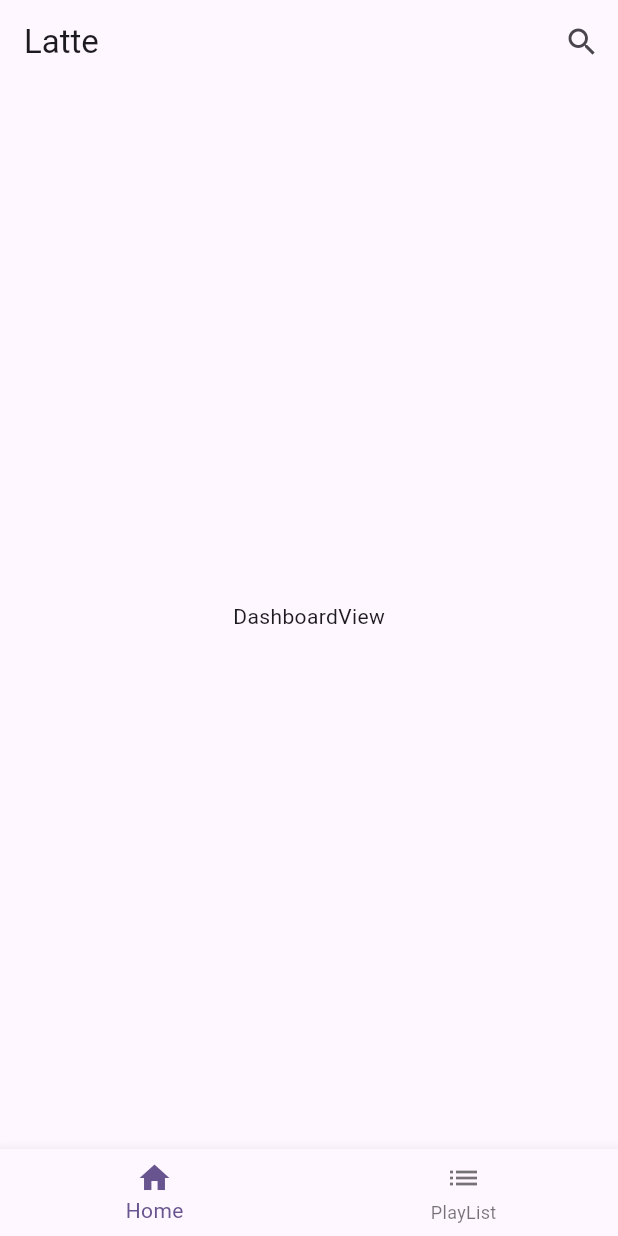
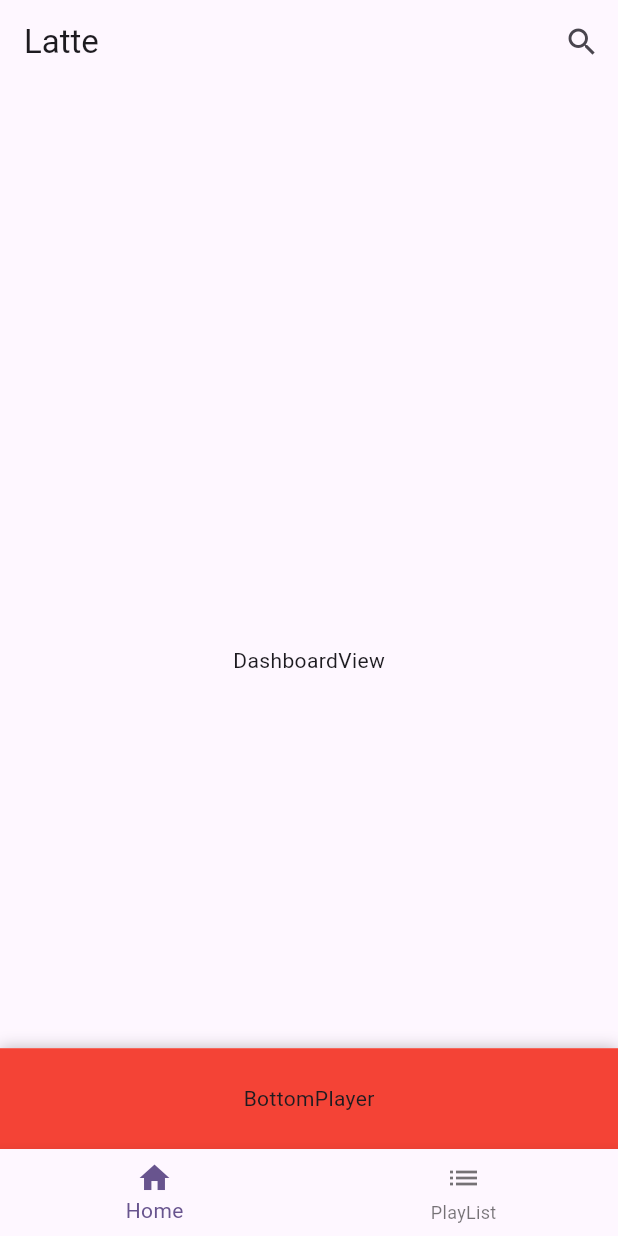
Before and after one commit to dev-hann/latte, a Flutter app: the screen it shows after launch, on a phone screen of 412 x 824 dp. Run offline on Flutter 3.47's test engine with Material 3 defaults, Android fonts, the phone set to English and light mode, and no system bars; drawn by our look-alikes of sliding_up_panel; our stand-ins replace bloc, equatable, flutter_bloc, just_audio, just_audio_background, rxdart; missing offline and left inert: youtube_explode_dart.

Commit message:
:art: Feat: player panel & player view

```diff
--- a/lib/main.dart
+++ b/lib/main.dart
@@ -4,7 +4,7 @@ import 'package:latte/view/home_view/bloc/home_bloc.dart';
 import 'package:latte/view/home_view/home_view.dart';
 import 'package:latte/view/play_list_view/bloc/play_list_bloc.dart';
 import 'package:latte/view/search_view/bloc/search_bloc.dart';
-import 'package:latte/view/song_view/bloc/song_bloc.dart';
+import 'package:latte/view/player_view/bloc/music_player_bloc.dart';
 
 void main() async {
   runApp(const MyApp());
@@ -30,7 +30,7 @@ class MyApp extends StatelessWidget {
       home: MultiBlocProvider(
         providers: [
           BlocProvider(
-            create: (_) => SongBloc(),
+            create: (_) => MusicPlayerBloc(),
           ),
           BlocProvider(
             create: (_) => PlayListBloc(),
--- a/lib/view/home_view/home_view.dart
+++ b/lib/view/home_view/home_view.dart
@@ -4,10 +4,9 @@ import 'package:latte/enum/page_type.dart';
 import 'package:latte/view/dashboard_view/dashboard_view.dart';
 import 'package:latte/view/home_view/bloc/home_bloc.dart';
 import 'package:latte/view/play_list_view/play_list_view.dart';
-import 'package:latte/view/search_view/bloc/search_bloc.dart';
+import 'package:latte/view/player_view/player_panel_builder.dart';
 import 'package:latte/view/search_view/search_view.dart';
-import 'package:latte/view/song_view/bloc/song_bloc.dart';
-import 'package:latte/view/song_view/bottom_player_view.dart';
+import 'package:latte/view/player_view/bloc/music_player_bloc.dart';
 
 class HomeView extends StatefulWidget {
   const HomeView({super.key});
@@ -20,7 +19,8 @@ class _HomeViewState extends State<HomeView> {
   @override
   void initState() {
     super.initState();
-    BlocProvider.of<SongBloc>(context, listen: false).add(SongInited());
+    BlocProvider.of<MusicPlayerBloc>(context, listen: false)
+        .add(MusicPlayerInited());
   }
 
   @override
@@ -30,6 +30,7 @@ class _HomeViewState extends State<HomeView> {
         final bloc = BlocProvider.of<HomeBloc>(context);
         final pageController = state.pageController;
         return Scaffold(
+          body: PlayerPanelBuilder(
             body: Builder(
               builder: (context) {
                 final pageType = state.pageType;
@@ -63,7 +64,8 @@ class _HomeViewState extends State<HomeView> {
                 );
               },
             ),
-          bottomSheet: const BottomPlayerView(),
+          ),
+          // bottomSheet: const BottomPlayerView(),
           bottomNavigationBar: BottomNavigationBar(
             currentIndex: state.bottomIndex,
             onTap: (index) {
--- a/lib/view/play_list_view/play_list_view.dart
+++ b/lib/view/play_list_view/play_list_view.dart
@@ -1,7 +1,7 @@
 import 'package:flutter/material.dart';
 import 'package:flutter_bloc/flutter_bloc.dart';
 import 'package:latte/view/play_list_view/bloc/play_list_bloc.dart';
-import 'package:latte/view/song_view/bloc/song_bloc.dart';
+import 'package:latte/view/player_view/bloc/music_player_bloc.dart';
 
 class PlayListView extends StatelessWidget {
   const PlayListView({super.key});
@@ -12,7 +12,7 @@ class PlayListView extends StatelessWidget {
       builder: (context, state) {
         final playList = state.playList;
         final songList = playList.songList;
-        final songBloc = BlocProvider.of<SongBloc>(context);
+        final songBloc = BlocProvider.of<MusicPlayerBloc>(context);
         return ListView.builder(
           padding: const EdgeInsets.symmetric(
             horizontal: 16.0,
@@ -23,7 +23,7 @@ class PlayListView extends StatelessWidget {
             return Card(
               child: ListTile(
                 onTap: () {
-                  songBloc.add(SongPlayed(song));
+                  songBloc.add(MusicPlayerPlayed(song));
                 },
                 title: Text(song.title),
                 subtitle: Text(song.youtubeID),
--- a/lib/view/song_view/bloc/song_bloc.dart
+++ b/lib/view/player_view/bloc/music_player_bloc.dart
@@ -7,34 +7,38 @@ import 'package:just_audio_background/just_audio_background.dart';
 import 'package:latte/model/play_list.dart';
 import 'package:latte/model/song.dart';
 import 'package:rxdart/rxdart.dart';
+import 'package:sliding_up_panel/sliding_up_panel.dart';
 
-part 'song_event.dart';
-part 'song_state.dart';
+part 'music_player_event.dart';
+part 'music_player_state.dart';
 
-class SongBloc extends Bloc<SongEvent, SongState> {
-  SongBloc()
+class MusicPlayerBloc extends Bloc<MusicPlayerEvent, MusicPlayerState> {
+  MusicPlayerBloc()
       : super(
-          SongState(
+          MusicPlayerState(
             playList: const PlayList(
               title: 'Default List',
             ),
             playerState: PlayerState(false, ProcessingState.idle),
+            panelController: PanelController(),
           ),
         ) {
-    on<SongInited>(_onInited);
-    on<SongPlayed>(_onPlayed);
-    on<SongPaused>(_onPaused);
-    on<SongStopped>(_onStopped);
+    on<MusicPlayerInited>(_onInited);
+    on<MusicPlayerPlayed>(_onPlayed);
+    on<MusicPlayerPaused>(_onPaused);
+    on<MusicPlayerStopped>(_onStopped);
+    on<MusinPlayerPanelOffsetUpdatd>(_onPenelOffsetUpdated);
   }
 
   final audio = AudioPlayer();
-  FutureOr<void> _onInited(SongInited event, Emitter<SongState> emit) async {
+  FutureOr<void> _onInited(
+      MusicPlayerInited event, Emitter<MusicPlayerState> emit) async {
     await JustAudioBackground.init(
       androidNotificationChannelId: 'com.hann.latte.audio',
       androidNotificationChannelName: 'audio channel',
       androidNotificationOngoing: true,
     );
-    final stream = Rx.combineLatest2<PlayerState, Duration, SongState>(
+    final stream = Rx.combineLatest2<PlayerState, Duration, MusicPlayerState>(
       audio.playerStateStream,
       audio.positionStream,
       (playerState, position) {
@@ -52,7 +56,8 @@ class SongBloc extends Bloc<SongEvent, SongState> {
     );
   }
 
-  FutureOr<void> _onPlayed(SongPlayed event, Emitter<SongState> emit) async {
+  FutureOr<void> _onPlayed(
+      MusicPlayerPlayed event, Emitter<MusicPlayerState> emit) async {
     final playList = state.playList;
     final songList = playList.songList;
     final song = event.song;
@@ -98,15 +103,26 @@ class SongBloc extends Bloc<SongEvent, SongState> {
     }
   }
 
-  FutureOr<void> _onStopped(SongStopped event, Emitter<SongState> emit) {
+  FutureOr<void> _onStopped(
+      MusicPlayerStopped event, Emitter<MusicPlayerState> emit) {
     if (audio.playing) {
       audio.stop();
     }
   }
 
-  FutureOr<void> _onPaused(SongPaused event, Emitter<SongState> emit) {
+  FutureOr<void> _onPaused(
+      MusicPlayerPaused event, Emitter<MusicPlayerState> emit) {
     if (audio.playing) {
       audio.pause();
     }
   }
+
+  FutureOr<void> _onPenelOffsetUpdated(
+      MusinPlayerPanelOffsetUpdatd event, Emitter<MusicPlayerState> emit) {
+    emit(
+      state.copyWith(
+        panelOffset: event.panelOffset,
+      ),
+    );
+  }
 }
--- /dev/null
+++ b/lib/view/player_view/bloc/music_player_event.dart
@@ -0,0 +1,24 @@
+part of 'music_player_bloc.dart';
+
+abstract class MusicPlayerEvent extends Equatable {
+  const MusicPlayerEvent();
+
+  @override
+  List<Object> get props => [];
+}
+
+class MusicPlayerInited extends MusicPlayerEvent {}
+
+class MusicPlayerPlayed extends MusicPlayerEvent {
+  const MusicPlayerPlayed([this.song]);
+  final Song? song;
+}
+
+class MusicPlayerPaused extends MusicPlayerEvent {}
+
+class MusicPlayerStopped extends MusicPlayerEvent {}
+
+class MusinPlayerPanelOffsetUpdatd extends MusicPlayerEvent {
+  const MusinPlayerPanelOffsetUpdatd(this.panelOffset);
+  final double panelOffset;
+}
--- a/lib/view/song_view/bloc/song_state.dart
+++ b/lib/view/player_view/bloc/music_player_state.dart
@@ -1,17 +1,20 @@
-// ignore_for_file: public_member_api_docs, sort_constructors_first
-part of 'song_bloc.dart';
+part of 'music_player_bloc.dart';
 
-class SongState extends Equatable {
-  const SongState({
+class MusicPlayerState extends Equatable {
+  const MusicPlayerState({
     this.currentsong,
     this.currentDuration,
     required this.playList,
     required this.playerState,
+    required this.panelController,
+    this.panelOffset = 0.0,
   });
   final Song? currentsong;
   final Duration? currentDuration;
   final PlayList playList;
   final PlayerState playerState;
+  final PanelController panelController;
+  final double panelOffset;
 
   bool get isPlaying {
     return playerState.playing;
@@ -35,19 +38,25 @@ class SongState extends Equatable {
         currentDuration,
         playList,
         playerState,
+        panelController,
+        panelOffset,
       ];
 
-  SongState copyWith({
+  MusicPlayerState copyWith({
     Song? currentsong,
     Duration? currentDuration,
     PlayList? playList,
     PlayerState? playerState,
+    PanelController? panelController,
+    double? panelOffset,
   }) {
-    return SongState(
+    return MusicPlayerState(
       currentsong: currentsong ?? this.currentsong,
       currentDuration: currentDuration ?? this.currentDuration,
       playList: playList ?? this.playList,
       playerState: playerState ?? this.playerState,
+      panelController: panelController ?? this.panelController,
+      panelOffset: panelOffset ?? this.panelOffset,
     );
   }
 }
--- /dev/null
+++ b/lib/view/player_view/player_panel_builder.dart
@@ -0,0 +1,71 @@
+import 'package:flutter/material.dart';
+import 'package:flutter_bloc/flutter_bloc.dart';
+import 'package:latte/view/player_view/bloc/music_player_bloc.dart';
+import 'package:latte/view/player_view/player_view.dart';
+import 'package:sliding_up_panel/sliding_up_panel.dart';
+
+const minHeight = kToolbarHeight * 1.2;
+
+class PlayerPanelBuilder extends StatelessWidget {
+  const PlayerPanelBuilder({
+    super.key,
+    required this.body,
+  });
+
+  final Widget body;
+
+  Widget bottomPlayerWidget() {
+    return const ColoredBox(
+      color: Colors.red,
+      child: SizedBox(
+        height: minHeight,
+        child: Center(
+          child: Text("BottomPlayer"),
+        ),
+      ),
+    );
+  }
+
+  Widget playerWidget() {
+    return const PlayerView();
+  }
+
+  @override
+  Widget build(BuildContext context) {
+    return BlocBuilder<MusicPlayerBloc, MusicPlayerState>(
+      builder: (context, state) {
+        final bloc = BlocProvider.of<MusicPlayerBloc>(context);
+        final panelController = state.panelController;
+        return SlidingUpPanel(
+          onPanelSlide: (value) {
+            bloc.add(MusinPlayerPanelOffsetUpdatd(value));
+          },
+          minHeight: kToolbarHeight * 1.2,
+          controller: panelController,
+          maxHeight: MediaQuery.of(context).size.height,
+          panel: GestureDetector(
+            onTap: () {
+              panelController.open();
+            },
+            child: Stack(
+              children: [
+                Opacity(
+                  opacity: 1 - state.panelOffset,
+                  child: Align(
+                    alignment: Alignment.topCenter,
+                    child: bottomPlayerWidget(),
+                  ),
+                ),
+                Opacity(
+                  opacity: state.panelOffset,
+                  child: playerWidget(),
+                ),
+              ],
+            ),
+          ),
+          body: body,
+        );
+      },
+    );
+  }
+}
--- a/lib/view/song_view/bloc/song_event.dart
+++ /dev/null
@@ -1,19 +0,0 @@
-part of 'song_bloc.dart';
-
-abstract class SongEvent extends Equatable {
-  const SongEvent();
-
-  @override
-  List<Object> get props => [];
-}
-
-class SongInited extends SongEvent {}
-
-class SongPlayed extends SongEvent {
-  const SongPlayed([this.song]);
-  final Song? song;
-}
-
-class SongPaused extends SongEvent {}
-
-class SongStopped extends SongEvent {}
--- a/pubspec.yaml
+++ b/pubspec.yaml
@@ -13,11 +13,15 @@ dependencies:
   bloc:
   rxdart:
   equatable:
+
   youtube_explode_dart: ^2.1.0
   cupertino_icons: ^1.0.6
+
   just_audio:
   just_audio_mpv:
   just_audio_background: any
+
+  sliding_up_panel: ^2.0.0+1
 
 dev_dependencies:
   flutter_test:
```
Also changed, not shown: lib/view/player_view/mini_player_view.dart (renamed from lib/view/song_view/bottom_player_view.dart, +10 -11 lines), lib/view/player_view/player_view.dart (added, +116 -0 lines), lib/view/search_view/search_view.dart (+18 -18 lines), lib/view/song_view/song_view.dart (deleted, +0 -10 lines), pubspec.lock, 21 other files. Lines whose indentation alone changed are shown as unchanged.
